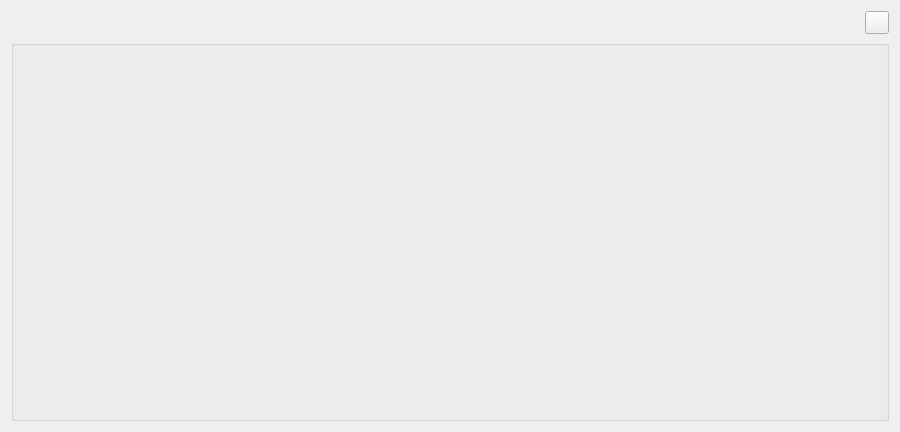
The window that panel_juego.ui (kevteg/blackjack) describes before a commit, drawn with Qt 5.
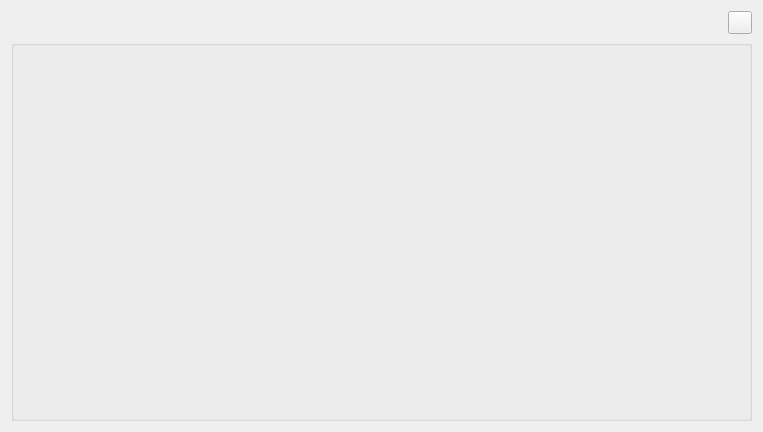
The same window after the commit.

Diff of the .ui file:
```diff
--- a/panel_juego.ui
+++ b/panel_juego.ui
@@ -6,7 +6,7 @@
    <rect>
     <x>0</x>
     <y>0</y>
-    <width>900</width>
+    <width>763</width>
     <height>432</height>
    </rect>
   </property>
```
Left out of the diff: 8 changed lines with no effect on the pictures.
